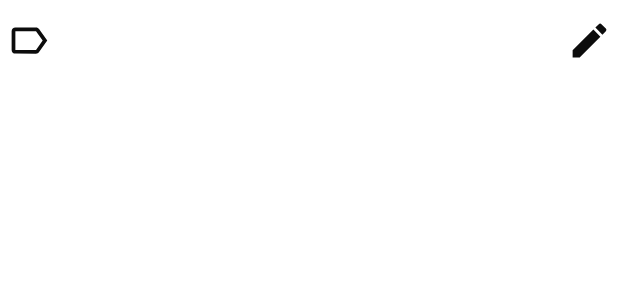
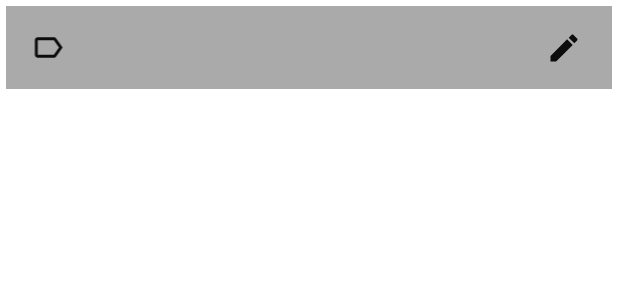
Before and after one commit to whilson03/Notes, an Android app: the layout item_label.xml on its own in the app's theme, with its tools: preview values and no code run, on a phone screen of 412 x 824 dp. Shown: the top 300 px of the screen. Run offline under Robolectric (Android 15) with nearby library versions, the phone set to English and light mode, and no system bars.

Commit message:
single selection recyclerview for RUD operations on Labels

```diff
--- a/app/src/main/java/com/olabode/wilson/daggernoteapp/labels/LabelDialog.kt
+++ /dev/null
@@ -1,6 +0,0 @@
-package com.olabode.wilson.daggernoteapp.labels
-
-/**
- *   Created by OLABODE WILSON on 2020-04-02.
- */
-class LabelDialog
--- a/app/src/main/res/layout/item_label.xml
+++ b/app/src/main/res/layout/item_label.xml
@@ -3,7 +3,6 @@
     xmlns:app="http://schemas.android.com/apk/res-auto">
 
     <data>
-
         <variable
             name="label"
             type="com.olabode.wilson.daggernoteapp.models.Label" />
@@ -11,33 +10,49 @@
 
 
     <androidx.constraintlayout.widget.ConstraintLayout
+        android:id="@+id/main_layout"
         android:layout_width="match_parent"
-        android:layout_height="45dp"
+        android:layout_height="55dp"
+        android:background="@android:color/darker_gray"
         android:layout_margin="4dp">
 
 
         <ImageView
             android:id="@+id/imageView"
-            android:layout_width="30dp"
-            android:layout_height="30dp"
+            android:layout_width="wrap_content"
+            android:layout_height="wrap_content"
             android:layout_marginEnd="4dp"
+            android:padding="16dp"
             app:layout_constraintBottom_toBottomOf="parent"
             app:layout_constraintEnd_toStartOf="@+id/title"
-            app:layout_constraintHorizontal_bias="0.5"
             app:layout_constraintStart_toStartOf="parent"
             app:layout_constraintTop_toTopOf="parent"
             app:srcCompat="@drawable/ic_label" />
 
+        <TextView
+
+            android:id="@+id/text_holder"
+            android:layout_width="0dp"
+            android:layout_height="wrap_content"
+            android:maxLines="1"
+            android:text="@{label.title}"
+            android:textSize="20sp"
+            app:layout_constraintBottom_toBottomOf="parent"
+            app:layout_constraintEnd_toStartOf="@+id/edit"
+            app:layout_constraintHorizontal_bias="0.5"
+            app:layout_constraintStart_toEndOf="@+id/imageView"
+            app:layout_constraintTop_toTopOf="parent" />
+
         <EditText
+            android:layout_height="wrap_content"
             android:id="@+id/title"
             android:layout_width="0dp"
-            android:layout_height="match_parent"
+            android:textSize="20sp"
             android:background="@null"
-            android:enabled="false"
             android:inputType="text"
             android:maxLines="1"
             android:text="@{label.title}"
-            android:textSize="16sp"
+            android:visibility="invisible"
             app:layout_constraintBottom_toBottomOf="parent"
             app:layout_constraintEnd_toStartOf="@+id/edit"
             app:layout_constraintHorizontal_bias="0.5"
@@ -46,9 +61,9 @@
 
         <ImageView
             android:id="@+id/edit"
-            android:layout_width="30dp"
-            android:layout_height="30dp"
-            android:layout_marginStart="2dp"
+            android:layout_width="wrap_content"
+            android:layout_height="wrap_content"
+            android:layout_margin="20dp"
             app:layout_constraintBottom_toBottomOf="parent"
             app:layout_constraintEnd_toEndOf="parent"
             app:layout_constraintHorizontal_bias="0.5"
--- a/app/src/main/res/layout/view_trash_note_fragment.xml
+++ b/app/src/main/res/layout/view_trash_note_fragment.xml
@@ -15,7 +15,7 @@
             android:layout_height="wrap_content"
             android:orientation="vertical">
 
-            <com.olabode.wilson.daggernoteapp.utils.LinedEditText
+            <EditText
                 android:id="@+id/title"
                 android:layout_width="match_parent"
                 android:layout_height="wrap_content"
@@ -31,7 +31,7 @@
                 android:textStyle="bold" />
 
 
-            <com.olabode.wilson.daggernoteapp.utils.LinedEditText
+            <EditText
                 android:id="@+id/note"
                 android:layout_width="match_parent"
                 android:layout_height="match_parent"
```
Also changed, not shown: app/src/main/java/com/olabode/wilson/daggernoteapp/adapters/LabelListAdapter.kt (+73 -15 lines), app/src/main/java/com/olabode/wilson/daggernoteapp/labels/LabelFragment.kt (+20 -21 lines), app/src/main/java/com/olabode/wilson/daggernoteapp/labels/dialog/LabelDialog.kt (added, +47 -0 lines), app/src/main/java/com/olabode/wilson/daggernoteapp/ui/notes/NoteFragment.kt (+8 -0 lines), app/src/main/res/layout/label_dialog.xml (added, +13 -0 lines).
